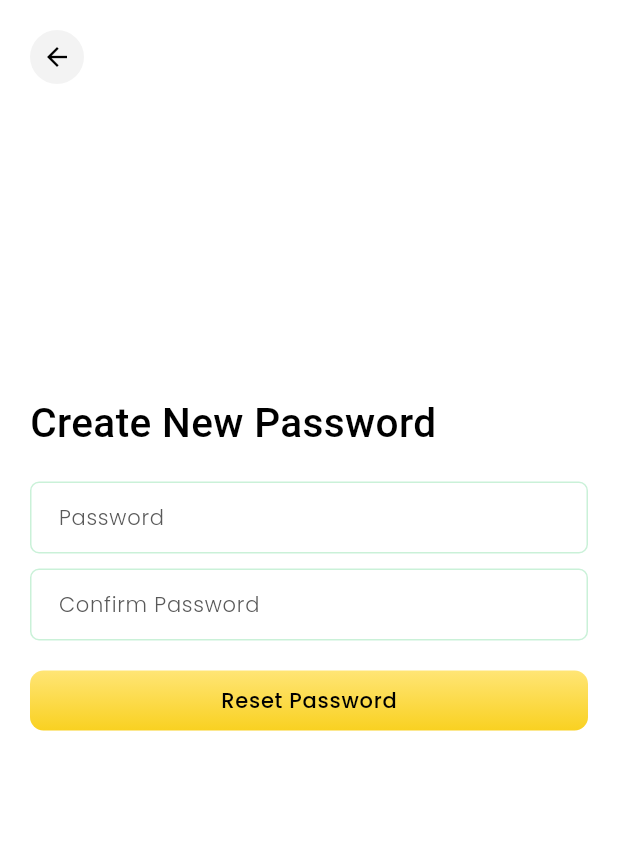
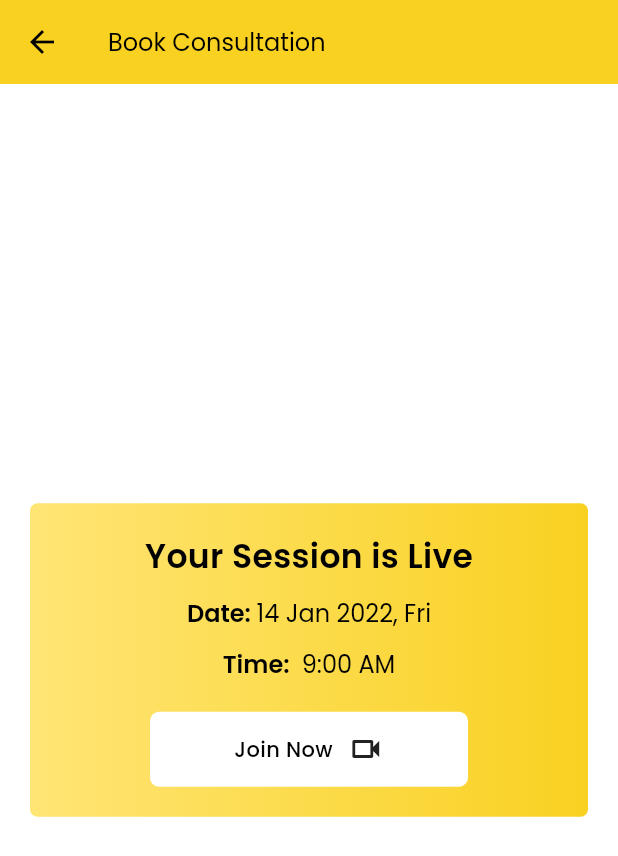
Before and after one commit to DevenAndroid/yellowsquash_app, a Flutter app: the screen it shows after launch, on a phone screen of 412 x 824 dp. Shown: the top 856 px of the screen. Run offline on Flutter 3.47's test engine with Material 3 defaults, Android fonts, the light colour scheme and no system bars; our stand-ins replace cached_network_image, carousel_slider, chewie, dotted_border, file_picker, flutter_rating_bar and 9 more.

Commit message:
By Manish - 05/03/2024

```diff
--- a/lib/resource/routes.dart
+++ b/lib/resource/routes.dart
@@ -1,17 +1,20 @@
 import 'package:get/get.dart';
 import 'package:yellowsquash_app/screens/about_us.dart';
 import '../screens/HomePage.dart';
+import '../screens/joinNowScren.dart';
 import '../screens/program_screens/program_details_screen.dart';
 import '../screens/program_screens/program_list_screen.dart';
+import '../screens/requestNewTimeScreen.dart';
 import '../screens/resetPassword/createNewPasswordScreen.dart';
 import '../screens/resetPassword/resetPasswordEmail.dart';
 import '../screens/resetPassword/resetPasswordOtpScreen.dart';
+import '../screens/settingScreen.dart';
 import '../screens/splashScreen/splashScreen.dart';
 import '../screens/splash_screen.dart';
 
 class MyRouter{
   static var route = [
-  GetPage(name: '/', page: () => const CreateNewPasswordScreen()),
+  GetPage(name: '/', page: () => const JoinNowScreen()),
   GetPage(name: ProgramListScreen.programListScreen, page: () => const ProgramListScreen()),
   GetPage(name: ProgramScreenDetails.programDetailsScreen, page: () => const ProgramScreenDetails()),
   GetPage(name: AboutUsScreen.aboutUsScreen, page: () => const AboutUsScreen())
--- /dev/null
+++ b/lib/screens/joinNowScren.dart
@@ -0,0 +1,109 @@
+import 'package:flutter/cupertino.dart';
+import 'package:flutter/material.dart';
+import 'package:get/get.dart';
+import 'package:google_fonts/google_fonts.dart';
+
+import '../widgets/apptheme.dart';
+
+class JoinNowScreen extends StatefulWidget {
+  const JoinNowScreen({super.key});
+
+  @override
+  State<JoinNowScreen> createState() => _JoinNowScreenState();
+}
+
+class _JoinNowScreenState extends State<JoinNowScreen> {
+  @override
+  Widget build(BuildContext context) {
+    return Scaffold(
+      appBar: AppBar(
+        backgroundColor: const Color(0xffF9D121),
+        title: Text(
+          'Book Consultation',
+          style: GoogleFonts.poppins(fontSize: 16, fontWeight: FontWeight.w400, color: AppTheme.blackcolor),
+        ),
+        leading: const Icon(Icons.arrow_back),
+      ),
+      body: Column(
+        mainAxisAlignment: MainAxisAlignment.center,
+        crossAxisAlignment: CrossAxisAlignment.center,
+        children: [
+          Container(
+            margin: const EdgeInsets.only(left: 20, right: 20),
+            width: Get.width,
+            decoration: BoxDecoration(
+                borderRadius: BorderRadius.circular(5),
+                gradient: const LinearGradient(colors: [
+                  Color(0xffFFE575),
+                  Color(0xffF9D121),
+                ])),
+            child: Column(
+              children: [
+                const SizedBox(
+                  height: 20,
+                ),
+                Text(
+                  'Your Session is Live',
+                  style: GoogleFonts.poppins(fontSize: 22, fontWeight: FontWeight.w600, color: AppTheme.blackcolor),
+                ),
+                const SizedBox(
+                  height: 10,
+                ),
+                RichText(
+                    text: TextSpan(children: <TextSpan>[
+                      TextSpan(
+                          text: 'Date: ',
+                          style:
+                          GoogleFonts.poppins(fontWeight: FontWeight.w600, fontSize: 16, color: AppTheme.blackcolor)),
+                      TextSpan(
+                          text: '14 Jan 2022, Fri',
+                          style:
+                          GoogleFonts.poppins(fontWeight: FontWeight.w400, fontSize: 16, color: AppTheme.blackcolor)),
+                    ])),
+                const SizedBox(
+                  height: 10,
+                ),
+                RichText(
+                    text: TextSpan(children: <TextSpan>[
+                      TextSpan(
+                          text: 'Time: ',
+                          style:
+                          GoogleFonts.poppins(fontWeight: FontWeight.w600, fontSize: 16, color: AppTheme.blackcolor)),
+                      TextSpan(
+                          text: ' 9:00 AM',
+                          style:
+                          GoogleFonts.poppins(fontWeight: FontWeight.w400, fontSize: 16, color: AppTheme.blackcolor)),
+                    ])),
+                const SizedBox(
+                  height: 20,
+                ),
+                Container(
+                  height: 50,
+                  width: Get.width,
+                  margin: const EdgeInsets.only(left: 80, right: 80),
+                  decoration: BoxDecoration(color: Colors.white,borderRadius: BorderRadius.circular(6)),
+                  child: Row(
+                    mainAxisAlignment: MainAxisAlignment.center,
+                    crossAxisAlignment: CrossAxisAlignment.center,
+                    children: [
+                      Center(
+                          child: Text(
+                            'Join Now',
+                            style: GoogleFonts.poppins(fontWeight: FontWeight.w500, fontSize: 14, color: Colors.black),
+                          )),
+                      SizedBox(width: 10,),
+                      Icon(Icons.videocam_outlined)
+                    ],
+                  ),
+                ),
+                const SizedBox(
+                  height: 20,
+                ),
+              ],
+            ),
+          )
+        ],
+      ),
+    );
+  }
+}
```
Also changed, not shown: lib/screens/requestNewTimeScreen.dart (added, +102 -0 lines), lib/screens/settingScreen.dart (added, +99 -0 lines).
